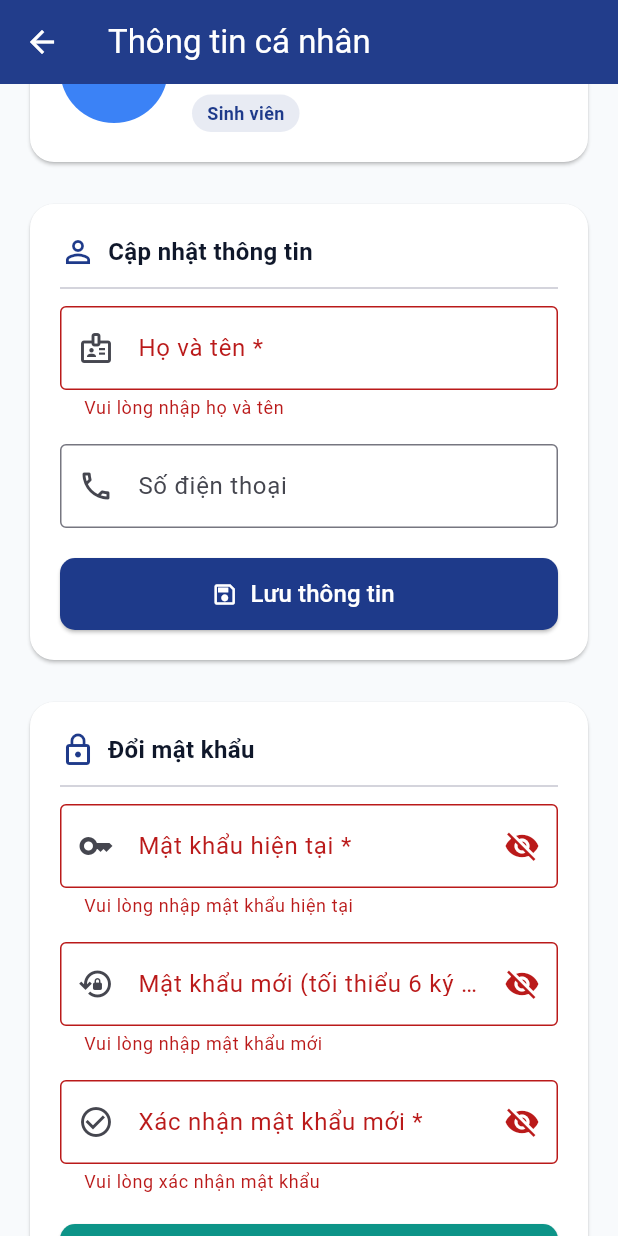
After one commit to MinhTCCE190895/UniPrint-Mobile, a Flutter app: the ProfileScreen screen opened directly, scrolled down 92 dp, after a tap on "Lưu thông tin", after a tap on "Cập nhật mật khẩu", on a phone screen of 412 x 824 dp. The commit adds this screen. Run offline on Flutter 3.47's test engine with Material 3 defaults, Android fonts, the phone set to English and light mode, and no system bars; our stand-ins replace file_picker, qr_flutter, shared_preferences; missing offline and left inert: mobile_scanner; accounts and stored records are empty.

Commit message:
minhtc-feat-task04: implement profile management and change password screen

```diff
--- a/lib/core/constants/api_endpoints.dart
+++ b/lib/core/constants/api_endpoints.dart
@@ -11,6 +11,8 @@ class ApiEndpoints {
   static const String login = '$baseUrl/auth/login';
   static const String register = '$baseUrl/auth/register';
   static const String profile = '$baseUrl/auth/me';
+  static const String updateProfile = '$baseUrl/auth/profile';
+  static const String changePassword = '$baseUrl/auth/change-password';
 
   // Document endpoints
   static const String documents = '$baseUrl/documents';
--- a/lib/core/utils/storage_service.dart
+++ b/lib/core/utils/storage_service.dart
@@ -43,6 +43,11 @@ class StorageService {
     };
   }
 
+  static Future<void> updateUserName(String name) async {
+    final prefs = await SharedPreferences.getInstance();
+    await prefs.setString(_keyUserName, name);
+  }
+
   static Future<void> clearSession() async {
     final prefs = await SharedPreferences.getInstance();
     await prefs.clear();
--- a/lib/services/auth_service.dart
+++ b/lib/services/auth_service.dart
@@ -41,4 +41,38 @@ class AuthService {
     }
     return UserModel.fromJson(response);
   }
+
+  static Future<UserModel> updateProfile({
+    required String fullName,
+    String? phoneNumber,
+  }) async {
+    final response = await ApiClient.put(
+      ApiEndpoints.updateProfile,
+      body: {
+        'fullName': fullName,
+        'phoneNumber': phoneNumber,
+      },
+      withAuth: true,
+    );
+    if (response is Map<String, dynamic> && response.containsKey('data')) {
+      return UserModel.fromJson(response['data']);
+    }
+    return UserModel.fromJson(response);
+  }
+
+  static Future<void> changePassword({
+    required String currentPassword,
+    required String newPassword,
+    required String confirmPassword,
+  }) async {
+    await ApiClient.put(
+      ApiEndpoints.changePassword,
+      body: {
+        'currentPassword': currentPassword,
+        'newPassword': newPassword,
+        'confirmPassword': confirmPassword,
+      },
+      withAuth: true,
+    );
+  }
 }
--- /dev/null
+++ b/lib/views/profile/profile_screen.dart
@@ -0,0 +1,385 @@
+import 'package:flutter/material.dart';
+import 'package:provider/provider.dart';
+import '../../core/constants/app_colors.dart';
+import '../../providers/auth_provider.dart';
+
+class ProfileScreen extends StatefulWidget {
+  const ProfileScreen({super.key});
+
+  @override
+  State<ProfileScreen> createState() => _ProfileScreenState();
+}
+
+class _ProfileScreenState extends State<ProfileScreen> {
+  final _profileFormKey = GlobalKey<FormState>();
+  final _passwordFormKey = GlobalKey<FormState>();
+
+  late TextEditingController _nameController;
+  late TextEditingController _phoneController;
+
+  final _currentPasswordController = TextEditingController();
+  final _newPasswordController = TextEditingController();
+  final _confirmPasswordController = TextEditingController();
+
+  bool _obscureCurrent = true;
+  bool _obscureNew = true;
+  bool _obscureConfirm = true;
+
+  @override
+  void initState() {
+    super.initState();
+    final user = context.read<AuthProvider>().currentUser;
+    _nameController = TextEditingController(text: user?.fullName ?? '');
+    _phoneController = TextEditingController(text: user?.phoneNumber ?? '');
+  }
+
+  @override
+  void dispose() {
+    _nameController.dispose();
+    _phoneController.dispose();
+    _currentPasswordController.dispose();
+    _newPasswordController.dispose();
+    _confirmPasswordController.dispose();
+    super.dispose();
+  }
+
+  Future<void> _handleUpdateProfile() async {
+    if (!_profileFormKey.currentState!.validate()) return;
+
+    final authProvider = context.read<AuthProvider>();
+    final success = await authProvider.updateProfile(
+      fullName: _nameController.text.trim(),
+      phoneNumber: _phoneController.text.trim().isEmpty ? null : _phoneController.text.trim(),
+    );
+
+    if (!mounted) return;
+
+    if (success) {
+      ScaffoldMessenger.of(context).showSnackBar(
+        const SnackBar(
+          content: Text('Cập nhật thông tin thành công!'),
+          backgroundColor: AppColors.statusCompleted,
+        ),
+      );
+    } else {
+      ScaffoldMessenger.of(context).showSnackBar(
+        SnackBar(
+          content: Text(authProvider.errorMessage ?? 'Không thể cập nhật thông tin'),
+          backgroundColor: AppColors.statusCancelled,
+        ),
+      );
+    }
+  }
+
+  Future<void> _handleChangePassword() async {
+    if (!_passwordFormKey.currentState!.validate()) return;
+
+    final authProvider = context.read<AuthProvider>();
+    final success = await authProvider.changePassword(
+      currentPassword: _currentPasswordController.text,
+      newPassword: _newPasswordController.text,
+      confirmPassword: _confirmPasswordController.text,
+    );
+
+    if (!mounted) return;
+
+    if (success) {
+      _currentPasswordController.clear();
+      _newPasswordController.clear();
+      _confirmPasswordController.clear();
+      ScaffoldMessenger.of(context).showSnackBar(
+        const SnackBar(
+          content: Text('Đổi mật khẩu thành công!'),
+          backgroundColor: AppColors.statusCompleted,
+        ),
+      );
+    } else {
+      ScaffoldMessenger.of(context).showSnackBar(
+        SnackBar(
+          content: Text(authProvider.errorMessage ?? 'Không thể đổi mật khẩu'),
+          backgroundColor: AppColors.statusCancelled,
+        ),
+      );
+    }
+  }
+
+  @override
+  Widget build(BuildContext context) {
+    final auth = context.watch<AuthProvider>();
+    final user = auth.currentUser;
+
+    return Scaffold(
+      backgroundColor: AppColors.background,
+      appBar: AppBar(
+        title: const Text('Thông tin cá nhân'),
+        backgroundColor: AppColors.primary,
+        foregroundColor: Colors.white,
+        elevation: 0,
+      ),
+      body: SingleChildScrollView(
+        padding: const EdgeInsets.all(16.0),
+        child: Column(
+          children: [
+            // User Summary Card
+            Card(
+              elevation: 1,
+              shape: RoundedRectangleBorder(borderRadius: BorderRadius.circular(16)),
+              color: Colors.white,
+              child: Padding(
+                padding: const EdgeInsets.all(20.0),
+                child: Row(
+                  children: [
+                    CircleAvatar(
+                      radius: 36,
+                      backgroundColor: AppColors.primaryLight,
+                      child: Text(
+                        (user?.fullName.isNotEmpty == true)
+                            ? user!.fullName[0].toUpperCase()
+                            : 'U',
+                        style: const TextStyle(fontSize: 28, color: Colors.white, fontWeight: FontWeight.bold),
+                      ),
+                    ),
+                    const SizedBox(width: 16),
+                    Expanded(
+                      child: Column(
+                        crossAxisAlignment: CrossAxisAlignment.start,
+                        children: [
+                          Text(
+                            user?.fullName ?? 'Chưa cập nhật',
+                            style: const TextStyle(fontSize: 18, fontWeight: FontWeight.bold, color: AppColors.textPrimary),
+                          ),
+                          const SizedBox(height: 4),
+                          Text(
+                            user?.email ?? '',
+                            style: const TextStyle(fontSize: 14, color: AppColors.textSecondary),
+                          ),
+                          const SizedBox(height: 8),
+                          Container(
+                            padding: const EdgeInsets.symmetric(horizontal: 10, vertical: 4),
+                            decoration: BoxDecoration(
+                              color: AppColors.primary.withValues(alpha: 0.1),
+                              borderRadius: BorderRadius.circular(20),
+                            ),
+                            child: Text(
+                              user?.roleName ?? 'Người dùng',
+                              style: const TextStyle(
+                                fontSize: 12,
+                                fontWeight: FontWeight.w600,
+                                color: AppColors.primary,
+                              ),
+                            ),
+                          ),
+                        ],
+                      ),
+                    ),
+                  ],
+                ),
+              ),
+            ),
+            const SizedBox(height: 20),
+
+            // Card 1: Update Profile & Phone
+            Card(
+              elevation: 1,
+              shape: RoundedRectangleBorder(borderRadius: BorderRadius.circular(16)),
+              color: Colors.white,
+              child: Padding(
+                padding: const EdgeInsets.all(20.0),
+                child: Form(
+                  key: _profileFormKey,
+                  child: Column(
+                    crossAxisAlignment: CrossAxisAlignment.start,
+                    children: [
+                      const Row(
+                        children: [
+                          Icon(Icons.person_outline, color: AppColors.primary),
+                          SizedBox(width: 8),
+                          Text(
+                            'Cập nhật thông tin',
+                            style: TextStyle(fontSize: 16, fontWeight: FontWeight.bold, color: AppColors.textPrimary),
+                          ),
+                        ],
+                      ),
+                      const Divider(height: 24),
+                      TextFormField(
+                        controller: _nameController,
+                        decoration: const InputDecoration(
+                          labelText: 'Họ và tên *',
+                          prefixIcon: Icon(Icons.badge_outlined),
+                          border: OutlineInputBorder(),
+                        ),
+                        validator: (value) {
+                          if (value == null || value.trim().isEmpty) {
+                            return 'Vui lòng nhập họ và tên';
+                          }
+                          return null;
+                        },
+                      ),
+                      const SizedBox(height: 16),
+                      TextFormField(
+                        controller: _phoneController,
+                        keyboardType: TextInputType.phone,
+                        decoration: const InputDecoration(
+                          labelText: 'Số điện thoại',
+                          prefixIcon: Icon(Icons.phone_outlined),
+                          border: OutlineInputBorder(),
+                          hintText: 'VD: 0901234567',
+                        ),
+                        validator: (value) {
+                          if (value != null && value.trim().isNotEmpty) {
+                            final regex = RegExp(r'^(0|\+84)[0-9]{9,10}$');
+                            if (!regex.hasMatch(value.trim())) {
+                              return 'Số điện thoại không hợp lệ (10 số, bắt đầu 0 hoặc +84)';
+                            }
+                          }
+                          return null;
+                        },
+                      ),
+                      const SizedBox(height: 20),
+                      SizedBox(
+                        width: double.infinity,
+                        height: 48,
+                        child: ElevatedButton.icon(
+                          onPressed: auth.isLoading ? null : _handleUpdateProfile,
+                          icon: auth.isLoading
+                              ? const SizedBox(
+                                  width: 20,
+                                  height: 20,
+                                  child: CircularProgressIndicator(strokeWidth: 2, color: Colors.white),
+                                )
+                              : const Icon(Icons.save_outlined),
+                          label: const Text('Lưu thông tin', style: TextStyle(fontSize: 16)),
+                          style: ElevatedButton.styleFrom(
+                            backgroundColor: AppColors.primary,
+                            foregroundColor: Colors.white,
+                            shape: RoundedRectangleBorder(borderRadius: BorderRadius.circular(10)),
+                          ),
+                        ),
+                      ),
+                    ],
+                  ),
+                ),
+              ),
+            ),
+            const SizedBox(height: 20),
+
+            // Card 2: Change Password
+            Card(
+              elevation: 1,
+              shape: RoundedRectangleBorder(borderRadius: BorderRadius.circular(16)),
+              color: Colors.white,
+              child: Padding(
+                padding: const EdgeInsets.all(20.0),
+                child: Form(
+                  key: _passwordFormKey,
+                  child: Column(
+                    crossAxisAlignment: CrossAxisAlignment.start,
+                    children: [
+                      const Row(
+                        children: [
+                          Icon(Icons.lock_outline, color: AppColors.primary),
+                          SizedBox(width: 8),
+                          Text(
+                            'Đổi mật khẩu',
+                            style: TextStyle(fontSize: 16, fontWeight: FontWeight.bold, color: AppColors.textPrimary),
+                          ),
+                        ],
+                      ),
+                      const Divider(height: 24),
+                      TextFormField(
+                        controller: _currentPasswordController,
+                        obscureText: _obscureCurrent,
+                        decoration: InputDecoration(
+                          labelText: 'Mật khẩu hiện tại *',
+                          prefixIcon: const Icon(Icons.key_outlined),
+                          border: const OutlineInputBorder(),
+                          suffixIcon: IconButton(
+                            icon: Icon(_obscureCurrent ? Icons.visibility_off : Icons.visibility),
+                            onPressed: () => setState(() => _obscureCurrent = !_obscureCurrent),
+                          ),
+                        ),
+                        validator: (value) {
+                          if (value == null || value.isEmpty) {
+                            return 'Vui lòng nhập mật khẩu hiện tại';
+                          }
+                          return null;
+                        },
+                      ),
+                      const SizedBox(height: 16),
+                      TextFormField(
+                        controller: _newPasswordController,
+                        obscureText: _obscureNew,
+                        decoration: InputDecoration(
+                          labelText: 'Mật khẩu mới (tối thiểu 6 ký tự) *',
+                          prefixIcon: const Icon(Icons.lock_reset_outlined),
+                          border: const OutlineInputBorder(),
+                          suffixIcon: IconButton(
+                            icon: Icon(_obscureNew ? Icons.visibility_off : Icons.visibility),
+                            onPressed: () => setState(() => _obscureNew = !_obscureNew),
+                          ),
+                        ),
+                        validator: (value) {
+                          if (value == null || value.isEmpty) {
+                            return 'Vui lòng nhập mật khẩu mới';
+                          }
+                          if (value.length < 6) {
+                            return 'Mật khẩu phải có ít nhất 6 ký tự';
+                          }
+                          return null;
+                        },
+                      ),
+                      const SizedBox(height: 16),
+                      TextFormField(
+                        controller: _confirmPasswordController,
+                        obscureText: _obscureConfirm,
+                        decoration: InputDecoration(
+                          labelText: 'Xác nhận mật khẩu mới *',
+                          prefixIcon: const Icon(Icons.check_circle_outline),
+                          border: const OutlineInputBorder(),
+                          suffixIcon: IconButton(
+                            icon: Icon(_obscureConfirm ? Icons.visibility_off : Icons.visibility),
+                            onPressed: () => setState(() => _obscureConfirm = !_obscureConfirm),
+                          ),
+                        ),
+                        validator: (value) {
+                          if (value == null || value.isEmpty) {
+                            return 'Vui lòng xác nhận mật khẩu';
+                          }
+                          if (value != _newPasswordController.text) {
+                            return 'Xác nhận mật khẩu không khớp';
+                          }
+                          return null;
+                        },
+                      ),
+                      const SizedBox(height: 20),
+                      SizedBox(
+                        width: double.infinity,
+                        height: 48,
+                        child: ElevatedButton.icon(
+                          onPressed: auth.isLoading ? null : _handleChangePassword,
+                          icon: auth.isLoading
+                              ? const SizedBox(
+                                  width: 20,
+                                  height: 20,
+                                  child: CircularProgressIndicator(strokeWidth: 2, color: Colors.white),
+                                )
+                              : const Icon(Icons.lock_reset),
+                          label: const Text('Cập nhật mật khẩu', style: TextStyle(fontSize: 16)),
+                          style: ElevatedButton.styleFrom(
+                            backgroundColor: AppColors.secondary,
+                            foregroundColor: Colors.white,
+                            shape: RoundedRectangleBorder(borderRadius: BorderRadius.circular(10)),
+                          ),
+                        ),
+                      ),
+                    ],
+                  ),
+                ),
+              ),
+            ),
+          ],
+        ),
+      ),
+    );
+  }
+}
```
Also changed, not shown: lib/core/network/api_client.dart (+14 -0 lines), lib/providers/auth_provider.dart (+68 -0 lines), lib/views/staff/staff_queue_screen.dart (+9 -0 lines), lib/views/student/student_home_screen.dart (+9 -1 lines), 2 other files.
